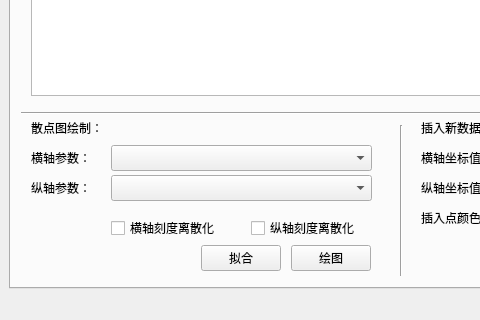
Before: the Qt Designer form mainWindowUI.ui in anthelionztn/BenchMarkApp, drawn with Qt 5; both pictures show x 0 to 480 and y 340 to 660 of the 800 by 660 pixel window.
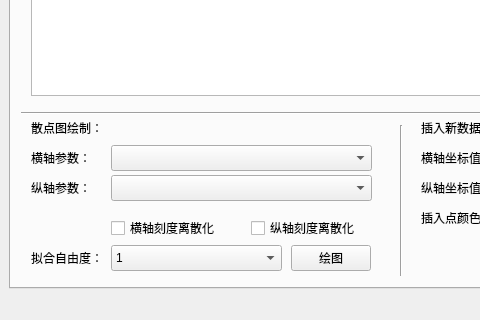
After: the same form once the commit is applied. The open tabs and pages were chosen to show the change.

```diff
--- a/mainWindowUI.ui
+++ b/mainWindowUI.ui
@@ -542,19 +542,6 @@
          <string>纵轴刻度离散化</string>
         </property>
        </widget>
-       <widget class="QPushButton" name="pushButton_fit">
-        <property name="geometry">
-         <rect>
-          <x>190</x>
-          <y>550</y>
-          <width>80</width>
-          <height>26</height>
-         </rect>
-        </property>
-        <property name="text">
-         <string>拟合</string>
-        </property>
-       </widget>
        <widget class="QLabel" name="label_pointColor">
         <property name="geometry">
          <rect>
@@ -626,6 +613,59 @@
          <enum>Qt::Vertical</enum>
         </property>
        </widget>
+          <widget class="QLabel" name="label_fit">
+              <property name="geometry">
+                  <rect>
+                      <x>20</x>
+                      <y>550</y>
+                      <width>101</width>
+                      <height>26</height>
+                  </rect>
+              </property>
+              <property name="text">
+                  <string>拟合自由度：</string>
+              </property>
+          </widget>
+          <widget class="QComboBox" name="comboBox_fit">
+              <property name="geometry">
+                  <rect>
+                      <x>100</x>
+                      <y>550</y>
+                      <width>171</width>
+                      <height>26</height>
+                  </rect>
+              </property>
+              <item>
+                  <property name="text">
+                      <string>1</string>
+                  </property>
+              </item>
+              <item>
+                  <property name="text">
+                      <string>2</string>
+                  </property>
+              </item>
+              <item>
+                  <property name="text">
+                      <string>3</string>
+                  </property>
+              </item>
+              <item>
+                  <property name="text">
+                      <string>4</string>
+                  </property>
+              </item>
+              <item>
+                  <property name="text">
+                      <string>5</string>
+                  </property>
+              </item>
+              <item>
+                  <property name="text">
+                      <string>6</string>
+                  </property>
+              </item>
+          </widget>
       </widget>
      </widget>
     </item>
```
